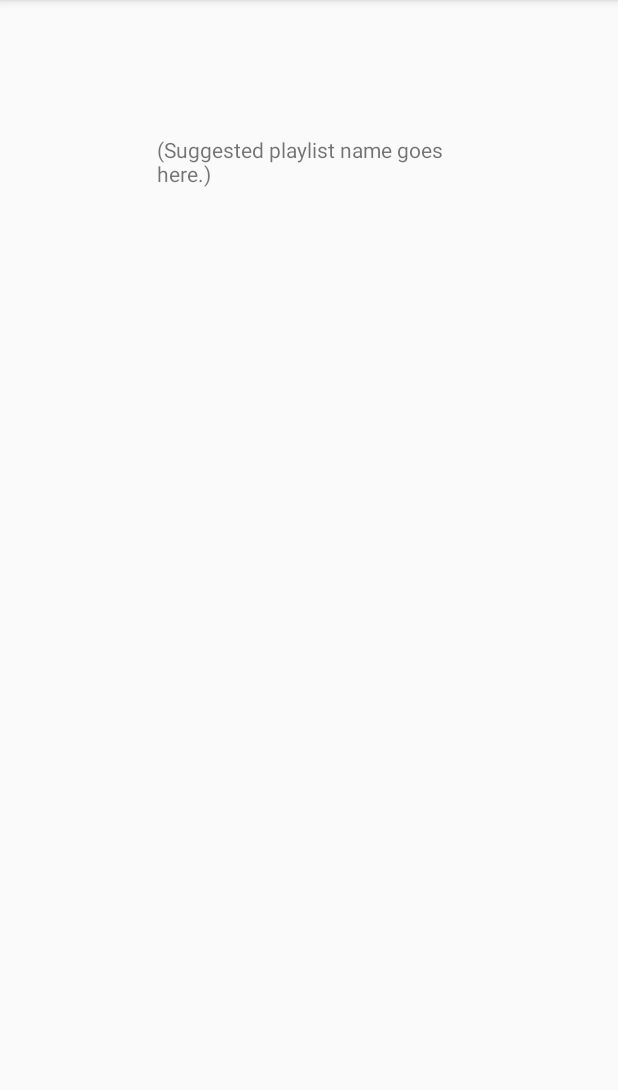
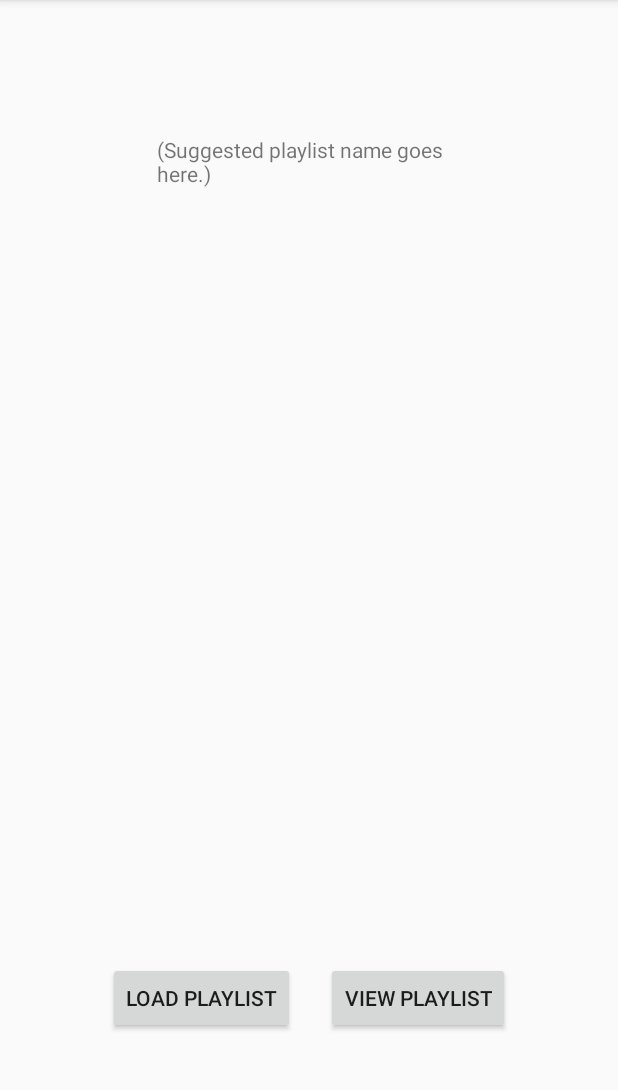
Before and after one commit to ojurere/MusicMood, an Android app: the PlaylistActivity screen opened directly, with no data from a screen before it, on a phone screen of 412 x 824 dp, the part 84-1174 px from its top. Run offline under Robolectric (Android 15) with nearby library versions, the phone set to English and light mode, and no system bars.

Commit message:
Got the file creation to work

```diff
--- a/app/src/main/res/layout/activity_playlist.xml
+++ b/app/src/main/res/layout/activity_playlist.xml
@@ -17,14 +17,41 @@
         app:layout_constraintTop_toTopOf="parent"
         app:layout_constraintVertical_bias="0.126" />
 
+
+    <Button
+        android:id="@+id/button1"
+        android:layout_width="wrap_content"
+        android:layout_height="wrap_content"
+        android:onClick="WriteBtn"
+        android:text="Load Playlist"
+        app:layout_constraintBottom_toBottomOf="parent"
+        app:layout_constraintEnd_toEndOf="parent"
+        app:layout_constraintHorizontal_bias="0.251"
+        app:layout_constraintStart_toStartOf="parent"
+        app:layout_constraintTop_toTopOf="parent"
+        app:layout_constraintVertical_bias="0.891" />
+
+    <Button
+        android:id="@+id/button2"
+        android:layout_width="wrap_content"
+        android:layout_height="wrap_content"
+        android:onClick="ReadBtn"
+        android:text="View Playlist"
+        app:layout_constraintBottom_toBottomOf="parent"
+        app:layout_constraintEnd_toEndOf="parent"
+        app:layout_constraintHorizontal_bias="0.75"
+        app:layout_constraintStart_toStartOf="parent"
+        app:layout_constraintTop_toTopOf="parent"
+        app:layout_constraintVertical_bias="0.891" />
+
     <ScrollView
-        android:layout_width="277dp"
-        android:layout_height="487dp"
+        android:layout_width="267dp"
+        android:layout_height="388dp"
         app:layout_constraintBottom_toBottomOf="parent"
         app:layout_constraintEnd_toEndOf="parent"
         app:layout_constraintStart_toStartOf="parent"
         app:layout_constraintTop_toTopOf="parent"
-        app:layout_constraintVertical_bias="0.688">
+        app:layout_constraintVertical_bias="0.574">
 
         <TextView
             android:id="@+id/itemList"
```
Also changed, not shown: app/src/main/java/edu/mssu/cis385/musicmood/PlaylistActivity.java (+97 -0 lines), app/src/main/java/edu/mssu/cis385/musicmood/Song.java (+0 -30 lines).
